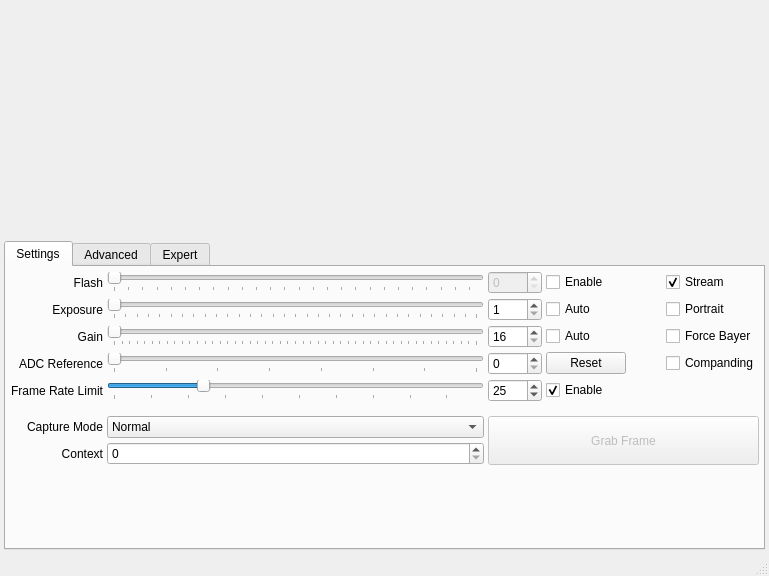
This is ui/mainwindow.ui in emergent-design/libpsinc as Qt 5 draws it before an edit. The edited form follows.
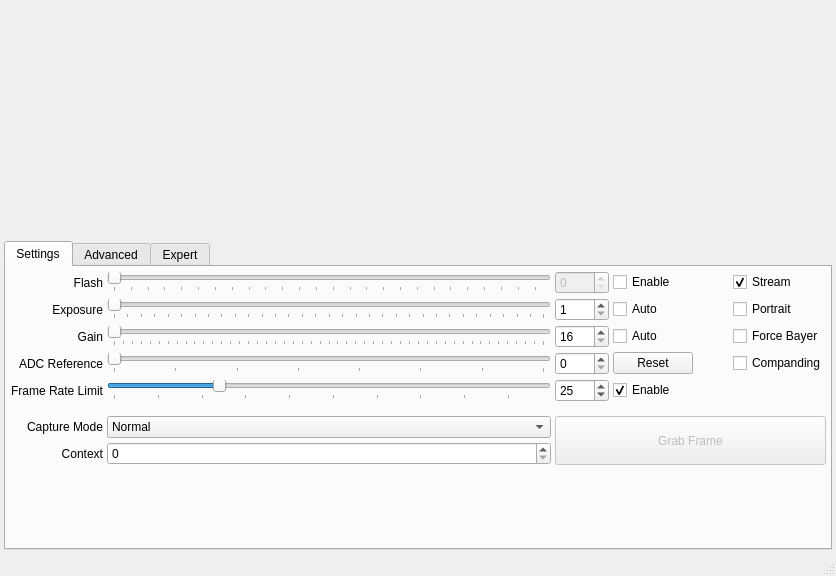
This is the edited form. The open tabs and pages were chosen to show the change. Custom widgets are drawn as their Qt base class.

What changed in the file:
```diff
--- a/ui/mainwindow.ui
+++ b/ui/mainwindow.ui
@@ -6,7 +6,7 @@
    <rect>
     <x>0</x>
     <y>0</y>
-    <width>748</width>
+    <width>836</width>
     <height>576</height>
    </rect>
   </property>
```
Left out of the diff: 4 changed lines with no effect on the pictures.
